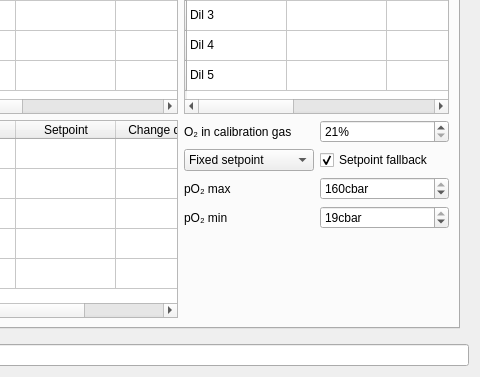
subsurface/subsurface, file desktop-widgets/configuredivecomputerdialog.ui: the form before one commit; both pictures show x 362 to 842 and y 237 to 614 of the 842 by 614 pixel window.
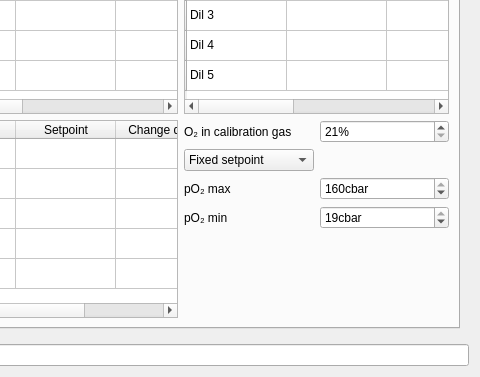
The form after the commit. The open tabs and pages were chosen to show the change. Icons and pictures are not drawn.

Commit message:
Configure ostc3: Remove obsoleted setting
In firmware version 2.97 the setting 0x38, SETPOINT FALLBACK, has bin
obsoleted and we get a error when trying to write to it.

This removes this setting.

```diff
--- a/desktop-widgets/configuredivecomputerdialog.ui
+++ b/desktop-widgets/configuredivecomputerdialog.ui
@@ -2415,16 +2415,6 @@
               </item>
              </widget>
             </item>
-            <item row="3" column="3">
-             <widget class="QCheckBox" name="setPointFallbackCheckBox">
-              <property name="text">
-               <string>Setpoint fallback</string>
-              </property>
-              <property name="checked">
-               <bool>true</bool>
-              </property>
-             </widget>
-            </item>
             <item row="6" column="2">
              <spacer>
               <property name="orientation">
```
The commit also changes 2 other files.
